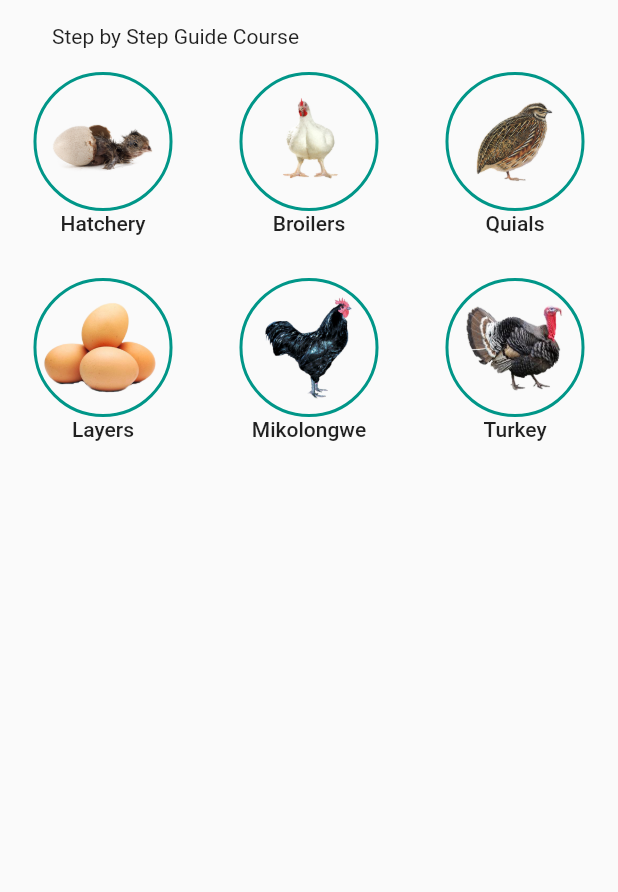
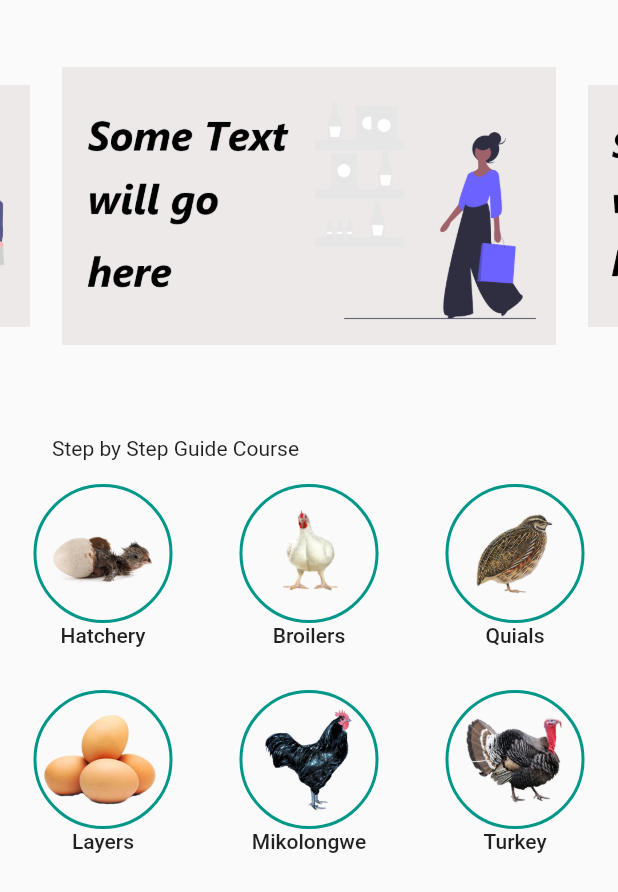
Before and after one commit to moisesbinzie/tushiya, a Flutter app: the screen it shows after launch, on a phone screen of 412 x 824 dp. Shown: the top 892 px of the screen. Run offline on Flutter 3.47's test engine with Material 2 defaults, Android fonts, the phone set to English and light mode, and no system bars; drawn by our look-alikes of carousel_slider.

Commit message:
refreshed
new tushiya with latest flutter builds

```diff
--- a/lib/homePage.dart
+++ b/lib/homePage.dart
@@ -1,11 +1,40 @@
+import 'package:carousel_slider/carousel_slider.dart';
 import 'package:flutter/material.dart';
 
 class HomePage extends StatelessWidget {
   @override
   Widget build(BuildContext context) {
+    Size size = MediaQuery.of(context).size;
     return Scaffold(
       body: ListView(
         children: <Widget>[
+          CarouselSlider(
+            items: [
+//! this carousel will slide any widget contained
+              // Container(child: Text('data'),),
+              Image.asset('assets/carousel/ca1.png'),
+              Image.asset('assets/carousel/ca2.png'),
+              Image.asset('assets/carousel/ca3.png'),
+              //liveClock(),
+            ],
+            options: CarouselOptions(
+              height: size.height * 1 / 3,
+              aspectRatio: 16 / 9,
+              viewportFraction: 0.8,
+              initialPage: 0,
+              enableInfiniteScroll: true,
+              reverse: false,
+              autoPlay: true,
+              pauseAutoPlayOnTouch: true,
+              autoPlayInterval: Duration(seconds: 3),
+              autoPlayAnimationDuration: Duration(milliseconds: 800),
+              autoPlayCurve: Curves.fastOutSlowIn,
+              //   pauseAutoPlayOnTouch: Duration(seconds: 10),
+              enlargeCenterPage: true,
+              scrollDirection: Axis.horizontal,
+            ),
+          ),
+
           Text('''
 
           Step by Step Guide Course
```
Also changed, not shown: pubspec.yaml (+17 -22 lines), assets/carousel/ca1.png (added), assets/carousel/ca2.png (added), assets/carousel/ca3.png (added), pubspec.lock, 4 other files.
